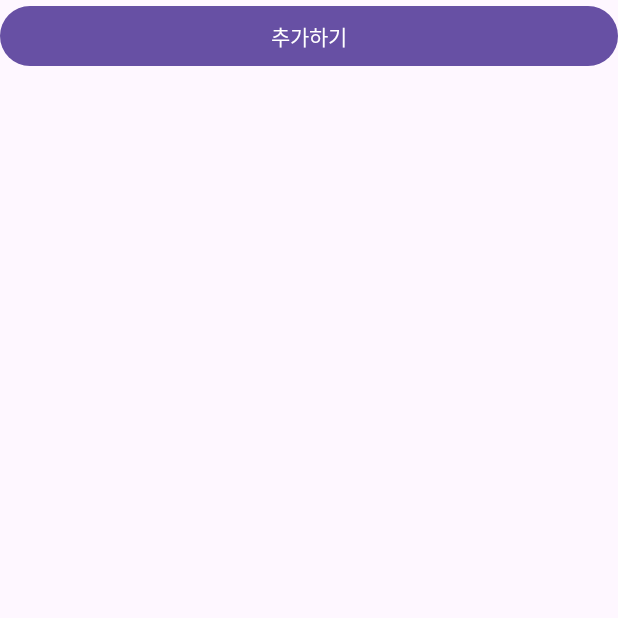
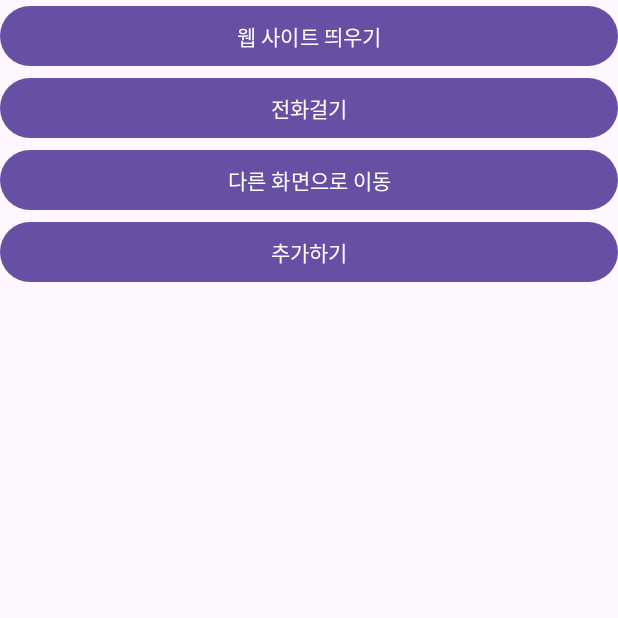
Before and after one commit to hyeonji91/Mobile_Programming, an Android app: the screen it shows after launch (MainActivity), on a phone screen of 412 x 824 dp, the top half of it. Run offline under Robolectric (Android 15) with nearby library versions, the phone set to English and light mode, and no system bars.

Commit message:
2024.03.19

```diff
--- a/demo/app/src/main/AndroidManifest.xml
+++ b/demo/app/src/main/AndroidManifest.xml
@@ -13,11 +13,13 @@
         android:theme="@style/Theme.Demo"
         tools:targetApi="31">
         <activity
+            android:name=".NewActivity"
+            android:exported="false" />
+        <activity
             android:name=".MainActivity"
             android:exported="true">
-            <intent-filter> <!-- 처음 실행 설정-->
+            <intent-filter> <!-- 처음 실행 설정 -->
                 <action android:name="android.intent.action.MAIN" />
-
                 <category android:name="android.intent.category.LAUNCHER" />
             </intent-filter>
         </activity>
--- a/demo/app/src/main/java/com/college/demo/MainActivity.java
+++ b/demo/app/src/main/java/com/college/demo/MainActivity.java
@@ -1,8 +1,11 @@
 package com.college.demo;
 
+import androidx.annotation.Nullable;
 import androidx.appcompat.app.AppCompatActivity;
 
 import android.content.Context;
+import android.content.Intent;
+import android.net.Uri;
 import android.os.Bundle;
 import android.view.LayoutInflater;
 import android.view.View;
@@ -10,8 +13,18 @@ import android.widget.Button;
 import android.widget.CheckBox;
 import android.widget.LinearLayout;
 import android.widget.TextView;
+import android.widget.Toast;
 
 public class MainActivity extends AppCompatActivity {
+    @Override
+    protected void onActivityResult(int requestCode, int resultCode, @Nullable Intent data) {
+        super.onActivityResult(requestCode, resultCode, data);
+        //requestCode는 처음 startActivityForResult에서 설정한 1이 넘어오고
+        //resultCode는 RESULT_OK 넘어옴
+        //위 코드를 활용해, switch문으로 다른 화면에서 넘어오는 데이터 구분
+        String outName = data.getStringExtra("name");
+        Toast.makeText(this, "전달 받은 name값: "+outName, Toast.LENGTH_LONG).show();
+    }
 
     LinearLayout container;
     @Override
@@ -19,6 +32,7 @@ public class MainActivity extends AppCompatActivity {
         super.onCreate(savedInstanceState);
         setContentView(R.layout.activity_main);
 
+        //2024.03.12
         container = (LinearLayout) findViewById(R.id.container);
         Button button = (Button) findViewById(R.id.button);
         button.setOnClickListener(new View.OnClickListener() {
@@ -29,7 +43,34 @@ public class MainActivity extends AppCompatActivity {
 
                 CheckBox checkBox = (CheckBox) container.findViewById(R.id.checkBox); //container로 찾는 범위를 한정
                 checkBox.setText("로딩되었어요.");
+            }
+        });
 
+
+        //2024.03.19
+        Button button1 = (Button) findViewById(R.id.button1);
+        Button button2 = (Button) findViewById(R.id.button2);
+        button1.setOnClickListener(new View.OnClickListener() {
+            @Override
+            public void onClick(View v) {
+                Intent intent = new Intent(Intent.ACTION_VIEW, Uri.parse("http://m.naver.com"));
+                startActivity(intent);
+            }
+        });
+        button2.setOnClickListener(new View.OnClickListener() {
+            @Override
+            public void onClick(View v) {
+                Intent intent = new Intent(Intent.ACTION_VIEW, Uri.parse("tel:01010001000"));
+                startActivity(intent);
+            }
+        });
+
+        Button btnNew = (Button) findViewById(R.id.btn_new);
+        btnNew.setOnClickListener(new View.OnClickListener() {
+            @Override
+            public void onClick(View v) {
+                Intent intent = new Intent(getApplicationContext(), NewActivity.class);
+                startActivityForResult(intent, 1);
             }
         });
 
--- a/demo/app/src/main/res/layout/activity_main.xml
+++ b/demo/app/src/main/res/layout/activity_main.xml
@@ -8,11 +8,28 @@
     tools:context=".MainActivity">
 
     <Button
-       android:id="@+id/button"
-       android:layout_width="match_parent"
-       android:layout_height="wrap_content"
-       android:text="추가하기" />
+        android:id="@+id/button1"
+        android:layout_width="match_parent"
+        android:layout_height="wrap_content"
+        android:text="웹 사이트 띄우기" />
 
+    <Button
+        android:id="@+id/button2"
+        android:layout_width="match_parent"
+        android:layout_height="wrap_content"
+        android:text="전화걸기" />
+
+    <Button
+        android:id="@+id/btn_new"
+        android:layout_width="match_parent"
+        android:layout_height="wrap_content"
+        android:text="다른 화면으로 이동" />
+
+    <Button
+        android:id="@+id/button"
+        android:layout_width="match_parent"
+        android:layout_height="wrap_content"
+        android:text="추가하기" />
 
     <LinearLayout
         android:id="@+id/container"
```
Also changed, not shown: demo/app/src/main/java/com/college/demo/NewActivity.java (added, +34 -0 lines), demo/app/src/main/res/layout/activity_new.xml (added, +17 -0 lines), demo/app/src/main/res/values/strings.xml (+43 -0 lines).
